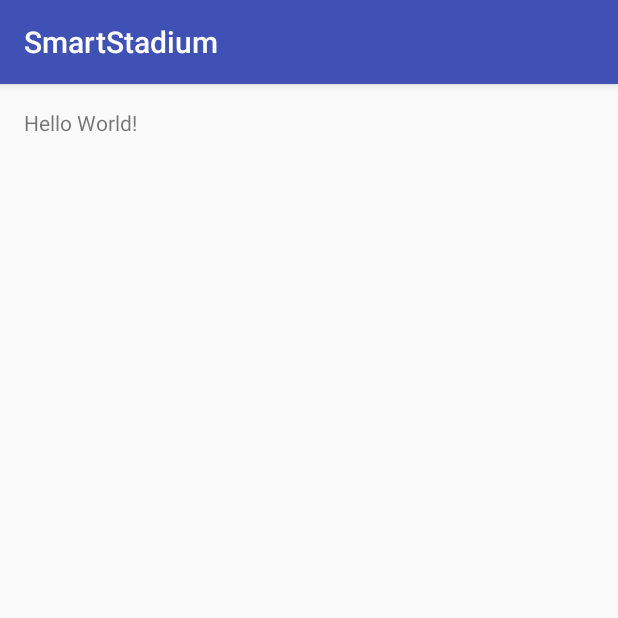
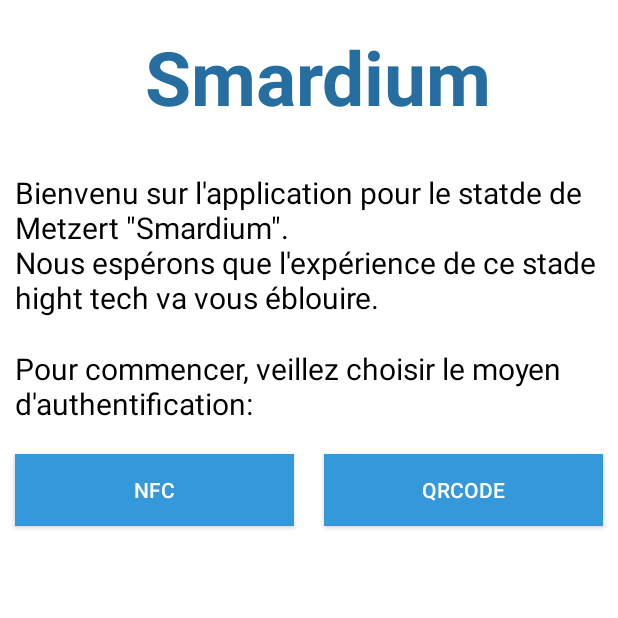
Before and after one commit to DrLoutre/DickIsBackStadium, an Android app: the screen it shows after launch (MainActivity), on a phone screen of 412 x 824 dp, the top half of it. Run offline under Robolectric (Android 15) with nearby library versions, the phone set to English and light mode, and no system bars; libraries missing offline, so code that uses them is left out: com.squareup.otto; 3 statements that could not run were skipped.

Commit message:
[ANDROID] ecran d'aceuil + QRcode + bug fixe ( de qq'un mais il assume pas :p )

```diff
--- a/SmartStadium/app/src/main/java/com/example/gecko/smartstadium/activities/MainActivity.java
+++ b/SmartStadium/app/src/main/java/com/example/gecko/smartstadium/activities/MainActivity.java
@@ -1,15 +1,44 @@
 package com.example.gecko.smartstadium.activities;
 
+import android.content.Intent;
+import android.os.Bundle;
 import android.support.v7.app.AppCompatActivity;
-import android.os.Bundle;
+import android.view.View;
+import android.widget.Button;
 
 import com.example.gecko.smartstadium.R;
 
 public class MainActivity extends AppCompatActivity {
 
+    private Button NFCButton;
+    private Button QRButton;
+
+
     @Override
     protected void onCreate(Bundle savedInstanceState) {
         super.onCreate(savedInstanceState);
         setContentView(R.layout.activity_main);
+
+        NFCButton = (Button) findViewById(R.id.loginButtonNFC);
+        QRButton = (Button) findViewById(R.id.loginButtonQRcode);
+
+        //todo ajouter la demande de permission
+
+        NFCButton.setOnClickListener(new View.OnClickListener() {
+            @Override
+            public void onClick(View v) {
+                //todo changer pour aller vers le lecteur NFC
+                Intent intent = new Intent(MainActivity.this, QRCodeActivity.class);
+                startActivity(intent);
+            }
+        });
+
+        QRButton.setOnClickListener(new View.OnClickListener() {
+            @Override
+            public void onClick(View v) {
+                Intent intent = new Intent(MainActivity.this, QRCodeActivity.class);
+                startActivity(intent);
+            }
+        });
     }
 }
--- a/SmartStadium/app/src/main/res/layout/activity_main.xml
+++ b/SmartStadium/app/src/main/res/layout/activity_main.xml
@@ -1,18 +1,80 @@
 <?xml version="1.0" encoding="utf-8"?>
-<RelativeLayout
-    xmlns:android="http://schemas.android.com/apk/res/android"
+<RelativeLayout xmlns:android="http://schemas.android.com/apk/res/android"
     xmlns:tools="http://schemas.android.com/tools"
     android:id="@+id/activity_main"
     android:layout_width="match_parent"
     android:layout_height="match_parent"
-    android:paddingLeft="@dimen/activity_horizontal_margin"
-    android:paddingRight="@dimen/activity_horizontal_margin"
-    android:paddingTop="@dimen/activity_vertical_margin"
-    android:paddingBottom="@dimen/activity_vertical_margin"
+    android:background="@android:color/white"
     tools:context="com.example.gecko.smartstadium.activities.MainActivity">
 
     <TextView
-        android:layout_width="wrap_content"
+        android:id="@+id/loginMainTitle"
+        android:layout_width="match_parent"
         android:layout_height="wrap_content"
-        android:text="Hello World!" />
+        android:layout_alignParentLeft="true"
+        android:layout_alignParentStart="true"
+        android:layout_alignParentTop="true"
+        android:layout_marginBottom="20dp"
+        android:layout_marginLeft="12dp"
+        android:layout_marginStart="12dp"
+        android:layout_marginTop="17dp"
+        android:gravity="center"
+        android:text="@string/loginMainTitle"
+        android:textColor="@color/colorPrimaryDark"
+        android:textSize="50dp"
+        android:textStyle="bold" />
+
+    <TextView
+        android:id="@+id/loginTextIntro"
+        android:layout_width="match_parent"
+        android:layout_height="wrap_content"
+        android:layout_below="@id/loginMainTitle"
+        android:layout_margin="10dp"
+        android:text="@string/loginTextIntro"
+        android:textColor="@android:color/black"
+        android:textSize="20dp" />
+
+    <TextView
+        android:id="@+id/loginTextInfo"
+        android:layout_width="match_parent"
+        android:layout_height="wrap_content"
+        android:layout_below="@id/loginTextIntro"
+        android:layout_margin="10dp"
+        android:text="@string/loginTextInfo"
+        android:textColor="@android:color/black"
+        android:textSize="20dp" />
+
+    <LinearLayout
+        android:layout_width="match_parent"
+        android:layout_height="wrap_content"
+        android:layout_below="@id/loginTextInfo"
+        android:orientation="horizontal"
+        android:weightSum="2">
+
+        <Button
+            android:id="@+id/loginButtonNFC"
+            android:layout_width="wrap_content"
+            android:layout_height="wrap_content"
+            android:layout_alignLeft="@+id/loginMainTitle"
+            android:layout_alignStart="@+id/loginMainTitle"
+            android:layout_below="@+id/loginTextInfo"
+            android:layout_margin="10dp"
+            android:layout_weight="1"
+            android:background="@color/colorAccent"
+            android:text="NFC" />
+
+        <Button
+
+            android:id="@+id/loginButtonQRcode"
+            android:layout_width="wrap_content"
+            android:layout_height="wrap_content"
+            android:layout_alignBottom="@+id/loginButtonNFC"
+            android:layout_margin="10dp"
+            android:layout_toEndOf="@+id/loginButtonNFC"
+            android:layout_toRightOf="@+id/loginButtonNFC"
+            android:layout_weight="1"
+            android:background="@color/colorAccent"
+            android:text="QRcode" />
+
+    </LinearLayout>
 </RelativeLayout>
--- a/SmartStadium/app/src/main/res/values/colors.xml
+++ b/SmartStadium/app/src/main/res/values/colors.xml
@@ -1,6 +1,9 @@
 <?xml version="1.0" encoding="utf-8"?>
 <resources>
-    <color name="colorPrimary">#3F51B5</color>
-    <color name="colorPrimaryDark">#303F9F</color>
-    <color name="colorAccent">#FF4081</color>
+    <color name="colorPrimary">#2f89c6</color>
+    <color name="colorPrimaryDark">#256e9f</color>
+    <color name="colorAccent">#3498db</color>
+
+    <color name="colorRed">#E98493</color>
+    <color name="colorGreen">#B8DA8D</color>
 </resources>
--- a/SmartStadium/app/src/main/res/values/strings.xml
+++ b/SmartStadium/app/src/main/res/values/strings.xml
@@ -1,3 +1,6 @@
 <resources>
     <string name="app_name">SmartStadium</string>
+    <string name="loginMainTitle">Smardium</string>
+    <string name="loginTextIntro"> Bienvenu sur l\'application pour le statde de Metzert \"Smardium\".  \nNous espérons que l\'expérience de ce stade hight tech va vous éblouire.</string>
+    <string name="loginTextInfo">Pour commencer, veillez choisir le moyen d\'authentification:</string>
 </resources>
```
Also changed, not shown: SmartStadium/app/build.gradle (+19 -1 lines), SmartStadium/app/src/main/AndroidManifest.xml (+15 -3 lines), SmartStadium/app/src/main/java/com/example/gecko/smartstadium/activities/NFRScannerActivity.java (added, +15 -0 lines), SmartStadium/app/src/main/java/com/example/gecko/smartstadium/activities/QRCodeActivity.java (added, +93 -0 lines), SmartStadium/app/src/main/res/layout/activity_nfrscanner.xml (added, +8 -0 lines), SmartStadium/app/src/main/res/layout/activity_qrcode.xml (added, +19 -0 lines), SmartStadium/gradle/wrapper/gradle-wrapper.properties.
